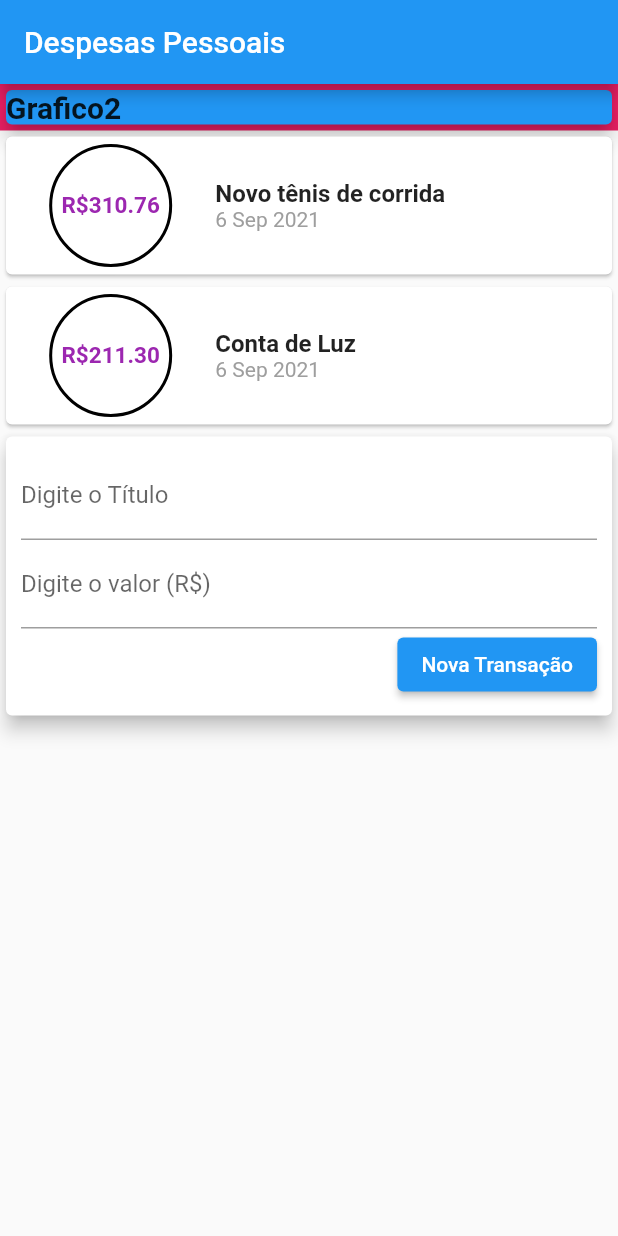
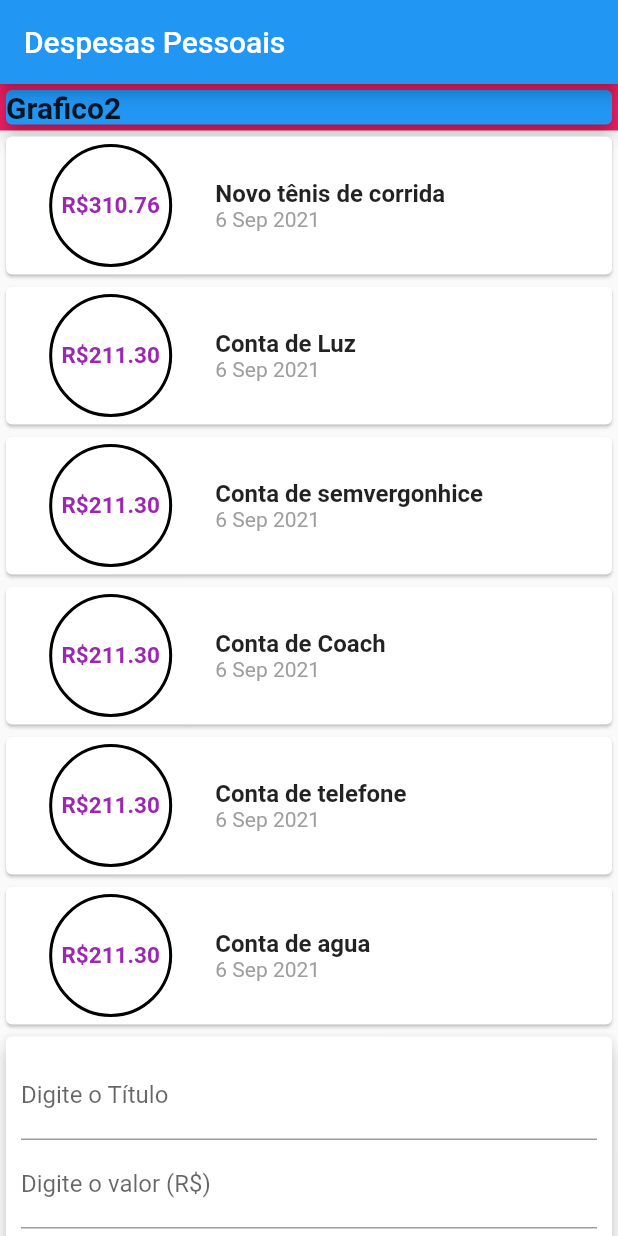
Before and after one commit to EuHigorBarbosa/HBM, a Flutter app: the screen it shows after launch, on a phone screen of 412 x 824 dp. Run offline on Flutter 3.47's test engine with Material 2 defaults, Android fonts, the phone set to English and light mode, and no system bars.

Commit message:
Adicionei SingleChildScrollView para rolar a tela

```diff
--- a/lib/main.dart
+++ b/lib/main.dart
@@ -23,7 +23,12 @@ class MyHomePage extends StatelessWidget {
           title: Text('Despesas Pessoais'),
         ),
 //? ======================= COLUNA DO GRAFICO ===============
-        body: Column(
+        body: SingleChildScrollView(
+          //Esse componente só funciona aqui pois Esse column tem
+          //um tamanho predefinido que são os limites do container e do
+          //Widget TransactionUser. Por mais que o TransactionUser possa
+          //crescer, ele ainda será um widget com limite. Aula 109.
+          child: Column(
               crossAxisAlignment: CrossAxisAlignment.stretch,
               children: <Widget>[
                 Container(
@@ -38,7 +43,8 @@ class MyHomePage extends StatelessWidget {
                   child: Card(
                     child: Text(
                       'Grafico2',
-                    style: TextStyle(fontWeight: FontWeight.bold, fontSize: 20),
+                      style:
+                          TextStyle(fontWeight: FontWeight.bold, fontSize: 20),
                     ),
                     elevation: 5,
                     //margin: EdgeInsets.all(4.0),
@@ -46,8 +52,9 @@ class MyHomePage extends StatelessWidget {
                     //borderOnForeground: false,
                   ),
                 ),
-              //* =============== COLUNA PRINCIPAL DOS CARDS ============
+                //* =============== Eixo PRINCIPAL DOS CARDS dentro de Column ============
                 TransactionUser(),
-            ]));
+              ]),
+        ));
   }
 }
--- a/lib/user_transaction.dart
+++ b/lib/user_transaction.dart
@@ -21,6 +21,30 @@ class _TransactionUserState extends State<TransactionUser> {
       date: DateTime.now(),
       id: 't2',
       title: 'Conta de Luz',
+      value: 211.30,
+    ),
+    Transaction(
+      date: DateTime.now(),
+      id: 't3',
+      title: 'Conta de semvergonhice',
+      value: 211.30,
+    ),
+    Transaction(
+      date: DateTime.now(),
+      id: 't4',
+      title: 'Conta de Coach',
+      value: 211.30,
+    ),
+    Transaction(
+      date: DateTime.now(),
+      id: 't5',
+      title: 'Conta de telefone',
+      value: 211.30,
+    ),
+    Transaction(
+      date: DateTime.now(),
+      id: 't6',
+      title: 'Conta de agua',
       value: 211.30,
     ),
   ];
```
Lines whose indentation alone changed are shown as unchanged.
